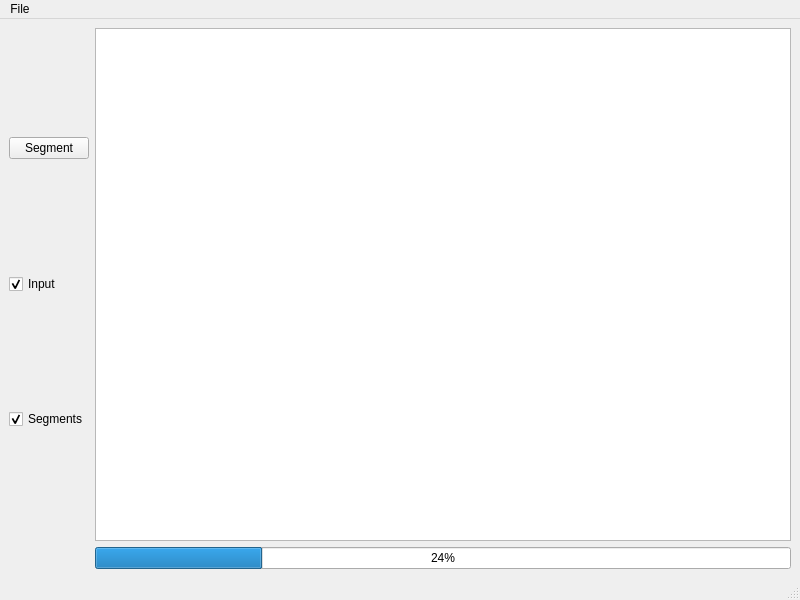
Before: the Qt Designer form GUI/SuperPixelSegmentationGUI.ui in daviddoria/SuperPixelSegmentation, drawn with Qt 5.
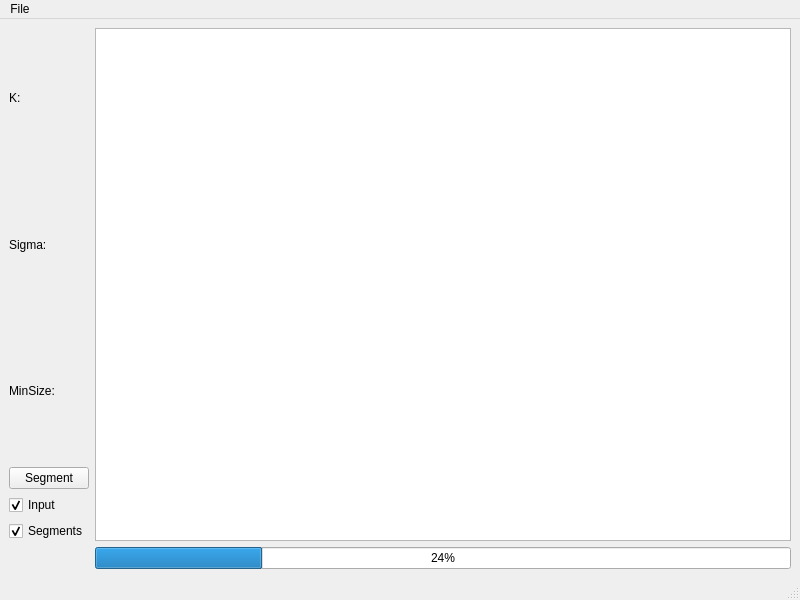
After: the same form once the commit is applied. Custom widgets are drawn as their Qt base class.

Commit message: Use custom slider widgets. Everything seems to be working.

```diff
--- a/GUI/SuperPixelSegmentationGUI.ui
+++ b/GUI/SuperPixelSegmentationGUI.ui
@@ -20,6 +20,69 @@
     </item>
     <item row="0" column="0">
      <layout class="QVBoxLayout" name="verticalLayout">
+      <item>
+       <layout class="QHBoxLayout" name="horizontalLayout">
+        <item>
+         <widget class="QLabel" name="label1">
+          <property name="text">
+           <string>K: </string>
+          </property>
+         </widget>
+        </item>
+        <item>
+         <widget class="FloatSlider" name="sldK">
+          <property name="toolTip">
+           <string>The current time</string>
+          </property>
+          <property name="whatsThis">
+           <string>The float slider widget allows the user to select a float value.</string>
+          </property>
+         </widget>
+        </item>
+       </layout>
+      </item>
+      <item>
+       <layout class="QHBoxLayout" name="horizontalLayout_2">
+        <item>
+         <widget class="QLabel" name="label">
+          <property name="text">
+           <string>Sigma:</string>
+          </property>
+         </widget>
+        </item>
+        <item>
+         <widget class="FloatSlider" name="sldSigma">
+          <property name="toolTip">
+           <string>The current time</string>
+          </property>
+          <property name="whatsThis">
+           <string>The float slider widget allows the user to select a float value.</string>
+          </property>
+         </widget>
+        </item>
+       </layout>
+      </item>
+      <item>
+       <layout class="QHBoxLayout" name="horizontalLayout_3">
+        <item>
+         <widget class="QLabel" name="label_2">
+          <property name="text">
+           <string>MinSize:</string>
+          </property>
+         </widget>
+        </item>
+        <item>
+         <widget class="LabeledSlider" name="sldMinSize">
+          <property name="toolTip">
+           <string>The current time</string>
+          </property>
+          <property name="whatsThis">
+           <string>The slider widget displays the min, max, and selected values.</string>
+          </property>
+         </widget>
+        </item>
+       </layout>
+      </item>
       <item>
        <widget class="QPushButton" name="btnSegment">
         <property name="text">
@@ -88,6 +151,18 @@
    </property>
   </action>
  </widget>
+ <customwidgets>
+  <customwidget>
+   <class>FloatSlider</class>
+   <extends>QWidget</extends>
+   <header>FloatSlider.h</header>
+  </customwidget>
+  <customwidget>
+   <class>LabeledSlider</class>
+   <extends>QWidget</extends>
+   <header>LabeledSlider.h</header>
+  </customwidget>
+ </customwidgets>
  <resources/>
  <connections/>
 </ui>
```
The commit also changes 14 other files.
